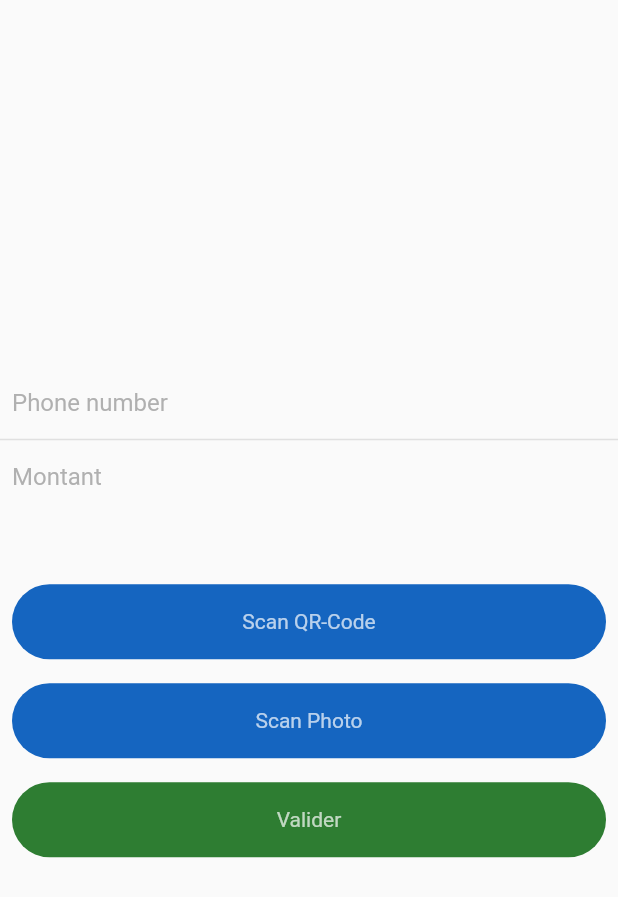
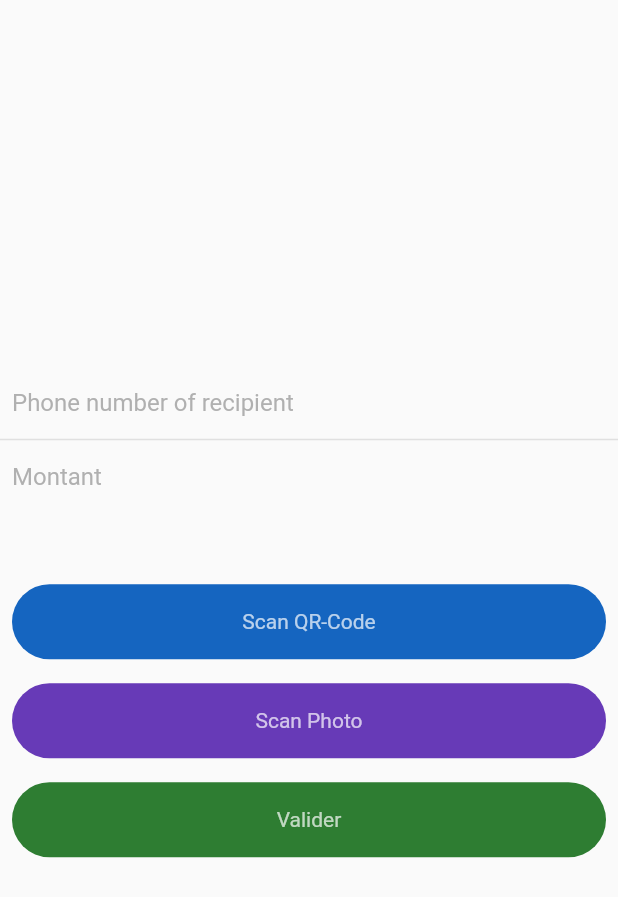
Before and after one commit to DuclosNgassa/ePossa_app, a Flutter app: the PaymentPopup widget shown alone on an empty page, opened directly, after a tap on "Scan QR-Code", on a phone screen of 412 x 824 dp. Shown: the top 897 px of the screen. Run offline on Flutter 3.47's test engine with Material 2 defaults, Android fonts, the phone set to English and light mode, and no system bars; our stand-ins replace page_transition, simple_animations; missing offline and left inert: flutter_boom_menu, qrscan.

Commit message:
- restyling - change qrcode-format

```diff
--- a/lib/main.dart
+++ b/lib/main.dart
@@ -99,7 +99,8 @@ class _StartScreenState extends State<StartScreen>
     final double width = MediaQuery.of(context).size.width;
 
     return Scaffold(
-      backgroundColor: Color.fromRGBO(3, 9, 23, 1),
+      backgroundColor: Color.fromRGBO(102, 0, 204, 50),
+//      backgroundColor: Color.fromRGBO(3, 9, 23, 1),
       body: Container(
         width: double.infinity,
         child: Stack(
--- a/lib/pages/login_page.dart
+++ b/lib/pages/login_page.dart
@@ -7,7 +7,8 @@ class LoginPage extends StatelessWidget {
   @override
   Widget build(BuildContext context) {
     return Scaffold(
-      backgroundColor: Color.fromRGBO(3, 9, 23, 1),
+      backgroundColor: Color.fromRGBO(102, 0, 204, 50),
+      //backgroundColor: Color.fromRGBO(3, 9, 23, 1),
       body: Container(
         padding: EdgeInsets.all(30),
         child: Column(
--- a/lib/pages/navigation_page.dart
+++ b/lib/pages/navigation_page.dart
@@ -34,7 +34,7 @@ class _NavigationPageState extends State<NavigationPage> {
   @override
   Widget build(BuildContext context) {
     return Scaffold(
-      backgroundColor: Color.fromRGBO(3, 9, 23, 1),
+      backgroundColor: Color.fromRGBO(102, 0, 204, 50),
       body: Container(
         child: _widgetOptions.elementAt(_selectedIndex),
       ),
--- a/lib/pages/popup/payment_popup.dart
+++ b/lib/pages/popup/payment_popup.dart
@@ -12,6 +12,7 @@ class PaymentPopup extends StatefulWidget {
 class _PaymentPopupState extends State<PaymentPopup> {
   String barcode = '';
   Uint8List bytes = Uint8List(200);
+  static const String stars = "***";
 
   // Create a global key that uniquely identifies the Form widget
   // and allows validation of the form.
@@ -51,10 +52,10 @@ class _PaymentPopupState extends State<PaymentPopup> {
                           border: InputBorder.none,
                           hintStyle:
                               TextStyle(color: Colors.grey.withOpacity(.8)),
-                          hintText: "Phone number"),
+                          hintText: "Phone number of recipient"),
                       validator: (value) {
                         if (value.isEmpty) {
-                          return 'Please enter Phone number';
+                          return 'Please enter Phone number of recipient';
                         }
                         return null;
                       },
@@ -71,7 +72,7 @@ class _PaymentPopupState extends State<PaymentPopup> {
                           hintText: "Montant"),
                       validator: (value) {
                         if (value.isEmpty) {
-                          return 'Please enter the amount';
+                          return 'Please enter the amount to transfer';
                         }
                         return null;
                       },
@@ -122,7 +123,7 @@ class _PaymentPopupState extends State<PaymentPopup> {
                   padding: EdgeInsets.all(15),
                   decoration: BoxDecoration(
                       borderRadius: BorderRadius.circular(50),
-                      color: Colors.blue[800]),
+                      color: Colors.deepPurple),
                   child: RawMaterialButton(
                     onPressed: () => _scanPhoto(),
                     child: Center(
@@ -174,7 +175,7 @@ class _PaymentPopupState extends State<PaymentPopup> {
     String barcode = await scanner.scan();
     setState((){
       this.barcode = barcode;
-      phoneNumberController.text = barcode;
+      phoneNumberController.text = _getPhoneNumberFromQRCode(barcode);
     });
   }
 
@@ -182,7 +183,7 @@ class _PaymentPopupState extends State<PaymentPopup> {
     String barcode = await scanner.scanPhoto();
     setState((){
       this.barcode = barcode;
-      phoneNumberController.text = barcode;
+      phoneNumberController.text = _getPhoneNumberFromQRCode(barcode);
     });
   }
 
@@ -193,4 +194,23 @@ class _PaymentPopupState extends State<PaymentPopup> {
           .showSnackBar(SnackBar(content: Text('Processing Data')));
     }
   }
+
+  String _getPhoneNumberFromQRCode(String qrCode){
+    List<String> phoneNumbers = qrCode.split(stars);
+    if(phoneNumbers.isEmpty){
+      return "";
+    }
+
+    return phoneNumbers[1];
+  }
+
+  int _getAmountFromQRCode(String qrCode){
+    List<String> amounts = qrCode.split(stars);
+    if(amounts.isEmpty || amounts.length < 2){
+      return 0;
+    }
+
+    return int.parse(amounts[2]);
+  }
+
 }
```
Also changed, not shown: lib/pages/popup/receive_popup.dart (+18 -4 lines).
